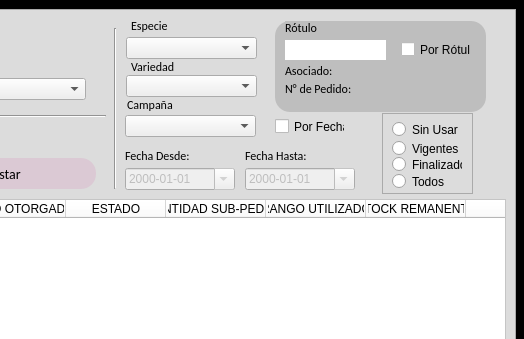
The window that main.ui (zenfranco/Gestion_rotulos) describes before a commit, drawn with Qt 5; both pictures show x 460 to 984 and y 0 to 339 of the 984 by 593 pixel window.
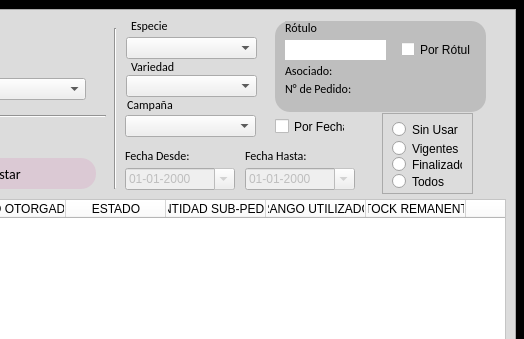
The same window after the commit. The open tabs and pages were chosen to show the change. Icons and pictures are not drawn.

Diff of the .ui file:
```diff
--- a/main.ui
+++ b/main.ui
@@ -2796,7 +2796,7 @@
            </rect>
           </property>
           <property name="displayFormat">
-           <string>yyyy-MM-dd</string>
+           <string>dd-MM-yyyy</string>
           </property>
           <property name="calendarPopup">
            <bool>true</bool>
@@ -2828,7 +2828,7 @@
            </rect>
           </property>
           <property name="displayFormat">
-           <string>yyyy-MM-dd</string>
+           <string>dd-MM-yyyy</string>
           </property>
           <property name="calendarPopup">
            <bool>true</bool>
```
Left out of the diff: 90 changed lines with no effect on the pictures.
